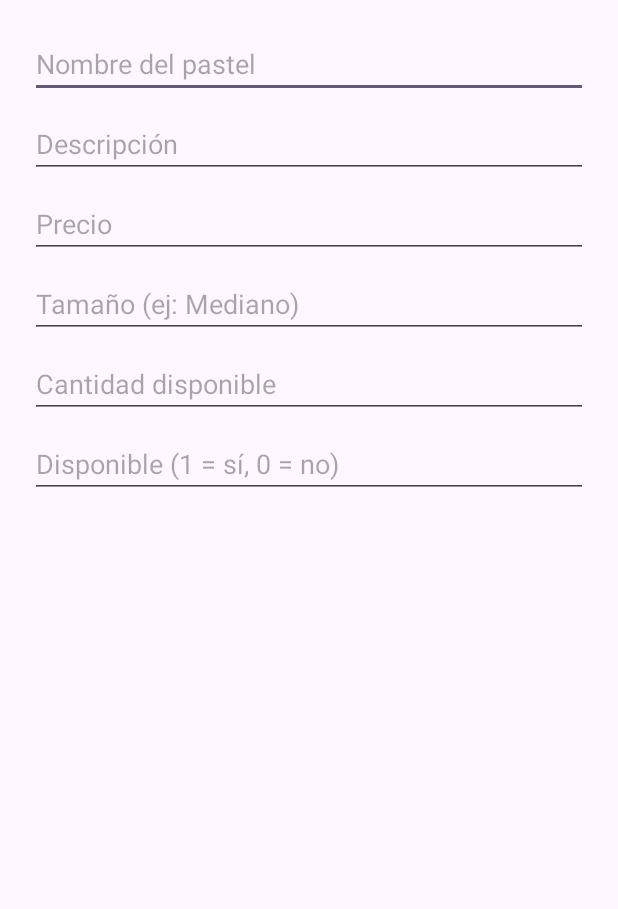
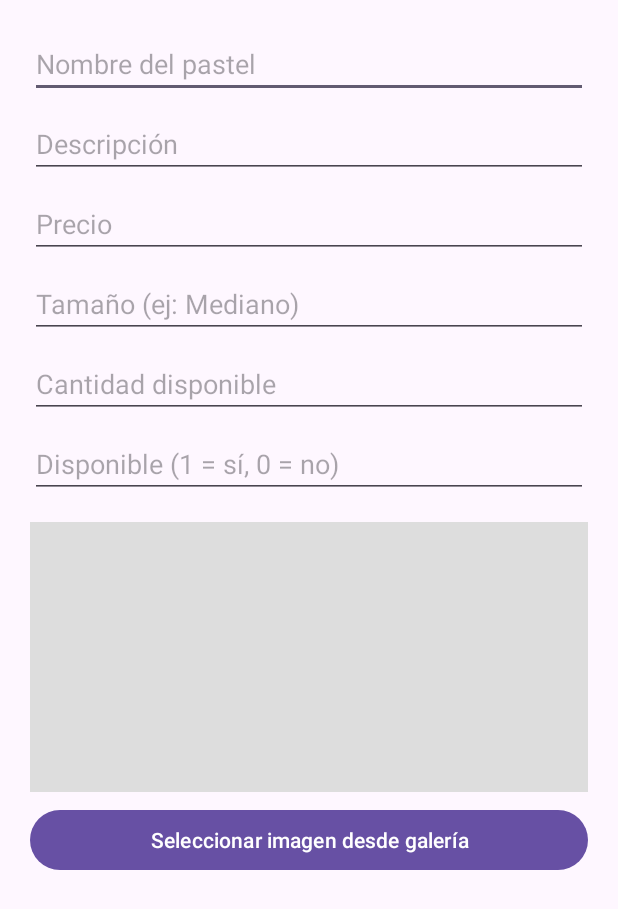
Before and after one commit to AntolinoRetana/CakeTrack, an Android app: the layout dialog_agregar_pastel.xml on its own in the app's theme, with its tools: preview values and no code run, on a phone screen of 412 x 824 dp. Shown: the top 909 px of the screen. Run offline under Robolectric (Android 15) with nearby library versions, the phone set to English and light mode, and no system bars.

Commit message:
Tu mensaje de commit

```diff
--- a/app/build.gradle
+++ b/app/build.gradle
@@ -35,6 +35,7 @@ dependencies {
     implementation libs.material
     implementation libs.activity
     implementation libs.constraintlayout
+    implementation libs.firebase.storage
     testImplementation libs.junit
     androidTestImplementation libs.ext.junit
     androidTestImplementation libs.espresso.core
--- a/app/src/main/res/layout/dialog_agregar_pastel.xml
+++ b/app/src/main/res/layout/dialog_agregar_pastel.xml
@@ -61,6 +61,22 @@
             android:hint="Disponible (1 = sí, 0 = no)"
             android:layout_marginTop="8dp"
             android:inputType="number" />
+        <ImageView
+            android:id="@+id/imageViewPastel"
+            android:layout_width="match_parent"
+            android:layout_height="180dp"
+            android:layout_marginTop="16dp"
+            android:background="#DDDDDD"
+            android:scaleType="centerCrop"
+            android:contentDescription="Imagen del pastel" />
+
+        <Button
+            android:id="@+id/btnSeleccionarImagen"
+            android:layout_width="match_parent"
+            android:layout_height="wrap_content"
+            android:text="Seleccionar imagen desde galería"
+            android:layout_marginTop="8dp"/>
+
 
     </LinearLayout>
 </ScrollView>
--- a/gradle/libs.versions.toml
+++ b/gradle/libs.versions.toml
@@ -7,6 +7,7 @@ appcompat = "1.7.0"
 material = "1.12.0"
 activity = "1.10.1"
 constraintlayout = "2.2.1"
+firebaseStorage = "21.0.2"
 
 [libraries]
 junit = { group = "junit", name = "junit", version.ref = "junit" }
@@ -16,6 +17,7 @@ appcompat = { group = "androidx.appcompat", name = "appcompat", version.ref = "a
 material = { group = "com.google.android.material", name = "material", version.ref = "material" }
 activity = { group = "androidx.activity", name = "activity", version.ref = "activity" }
 constraintlayout = { group = "androidx.constraintlayout", name = "constraintlayout", version.ref = "constraintlayout" }
+firebase-storage = { group = "com.google.firebase", name = "firebase-storage", version.ref = "firebaseStorage" }
 
 [plugins]
 android-application = { id = "com.android.application", version.ref = "agp" }
```
Also changed, not shown: app/src/main/java/com/example/caketrack/Admin/Fragments/FragmentPastel.java (+59 -73 lines), app/src/main/java/com/example/caketrack/Admin/Pasteles/Moduls/Pasteles.java (+40 -22 lines).
